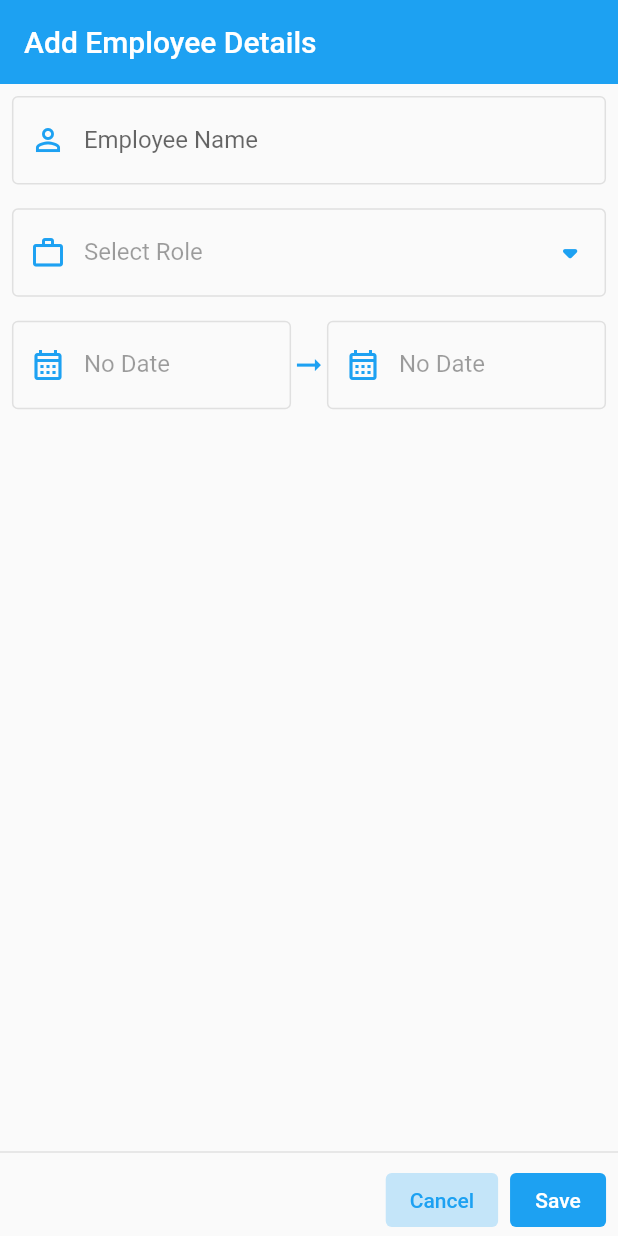
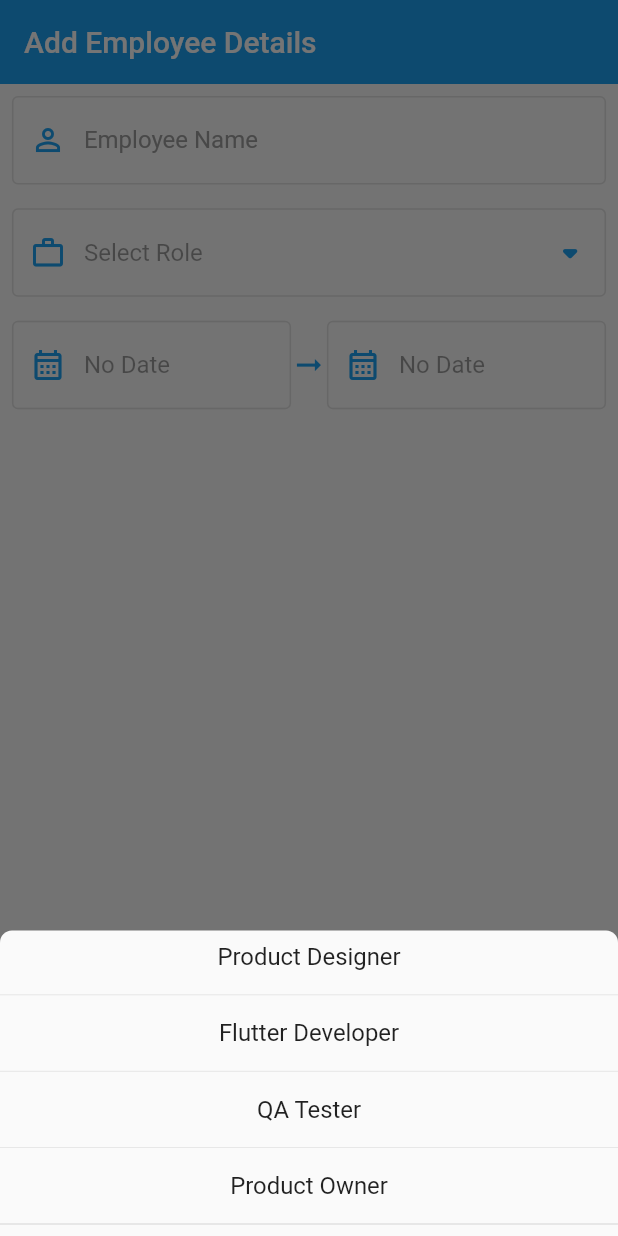
Before and after one commit to jonathanjohn47/assignment_realtime_innovations, a Flutter app: the AddEmployeeDetailsScreen screen opened directly, after a tap on "Select Role", on a phone screen of 412 x 824 dp. Run offline on Flutter 3.47's test engine with Material 2 defaults, Android fonts, the phone set to English and light mode, and no system bars; our stand-ins replace flutter_sizer.

Commit message:
UI Changes

```diff
--- a/lib/screens/add_employee_details_screen.dart
+++ b/lib/features/add_employee_details_screen.dart
@@ -19,7 +19,10 @@ class AddEmployeeDetailsScreen extends StatelessWidget {
           children: [
             TextFormField(
               decoration: InputDecoration(
-                labelText: 'Employee Name',
+                hintText: 'Employee Name',
+                hintStyle: TextStyle(
+                  color: Colors.grey.shade500,
+                ),
                 prefixIcon: Icon(
                   Icons.person_outline,
                   color: AppColors.primary,
@@ -42,11 +45,99 @@ class AddEmployeeDetailsScreen extends StatelessWidget {
             ),
             SizedBox(height: 16.dp),
             GestureDetector(
-              onTap: () {},
+              onTap: () {
+                showModalBottomSheet(
+                    context: context,
+                    shape: RoundedRectangleBorder(
+                      borderRadius: BorderRadius.only(
+                        topLeft: Radius.circular(8.dp),
+                        topRight: Radius.circular(8.dp),
+                      ),
+                    ),
+                    builder: (context) {
+                      return Column(
+                        mainAxisSize: MainAxisSize.min,
+                        children: [
+                          Row(
+                            mainAxisAlignment: MainAxisAlignment.center,
+                            children: [
+                              Padding(
+                                padding: EdgeInsets.all(8.0.dp),
+                                child: Text(
+                                  'Product Designer',
+                                  style: TextStyle(
+                                    fontSize: 16.dp,
+                                  ),
+                                ),
+                              ),
+                            ],
+                          ),
+                          Divider(
+                            thickness: 0.5.dp,
+                            color: Colors.grey.shade300,
+                          ),
+                          Row(
+                            mainAxisAlignment: MainAxisAlignment.center,
+                            children: [
+                              Padding(
+                                padding: EdgeInsets.all(8.0.dp),
+                                child: Text(
+                                  'Flutter Developer',
+                                  style: TextStyle(
+                                    fontSize: 16.dp,
+                                  ),
+                                ),
+                              ),
+                            ],
+                          ),
+                          Divider(
+                            thickness: 0.5.dp,
+                            color: Colors.grey.shade300,
+                          ),
+                          Row(
+                            mainAxisAlignment: MainAxisAlignment.center,
+                            children: [
+                              Padding(
+                                padding: EdgeInsets.all(8.0.dp),
+                                child: Text(
+                                  'QA Tester',
+                                  style: TextStyle(
+                                    fontSize: 16.dp,
+                                  ),
+                                ),
+                              ),
+                            ],
+                          ),
+                          Divider(
+                            thickness: 0.5.dp,
+                            color: Colors.grey.shade300,
+                          ),
+                          Row(
+                            mainAxisAlignment: MainAxisAlignment.center,
+                            children: [
+                              Padding(
+                                padding: EdgeInsets.all(8.0.dp),
+                                child: Text(
+                                  'Product Owner',
+                                  style: TextStyle(
+                                    fontSize: 16.dp,
+                                  ),
+                                ),
+                              ),
+                            ],
+                          ),
+                          Divider(
+                            thickness: 1.dp,
+                            color: Colors.grey.shade300,
+                          ),
+                        ],
+                      );
+                    });
+              },
               child: TextFormField(
                 enabled: false,
                 decoration: InputDecoration(
-                  labelText: 'Select Role',
+                  hintText: 'Select Role',
                   prefixIcon: Icon(
                     Icons.work_outline,
                     color: AppColors.primary,
@@ -78,7 +169,7 @@ class AddEmployeeDetailsScreen extends StatelessWidget {
                     child: TextFormField(
                       enabled: false,
                       decoration: InputDecoration(
-                        labelText: 'No Date',
+                        hintText: 'No Date',
                         prefixIcon: Icon(
                           Icons.calendar_month_outlined,
                           color: AppColors.primary,
@@ -105,7 +196,7 @@ class AddEmployeeDetailsScreen extends StatelessWidget {
                     child: TextFormField(
                       enabled: false,
                       decoration: InputDecoration(
-                        labelText: 'No Date',
+                        hintText: 'No Date',
                         prefixIcon: Icon(
                           Icons.calendar_month_outlined,
                           color: AppColors.primary,
```
Also changed, not shown: lib/main.dart (+4 -5 lines), lib/features/employee_list_screen.dart (renamed from lib/screens/employee_list_screen.dart).
